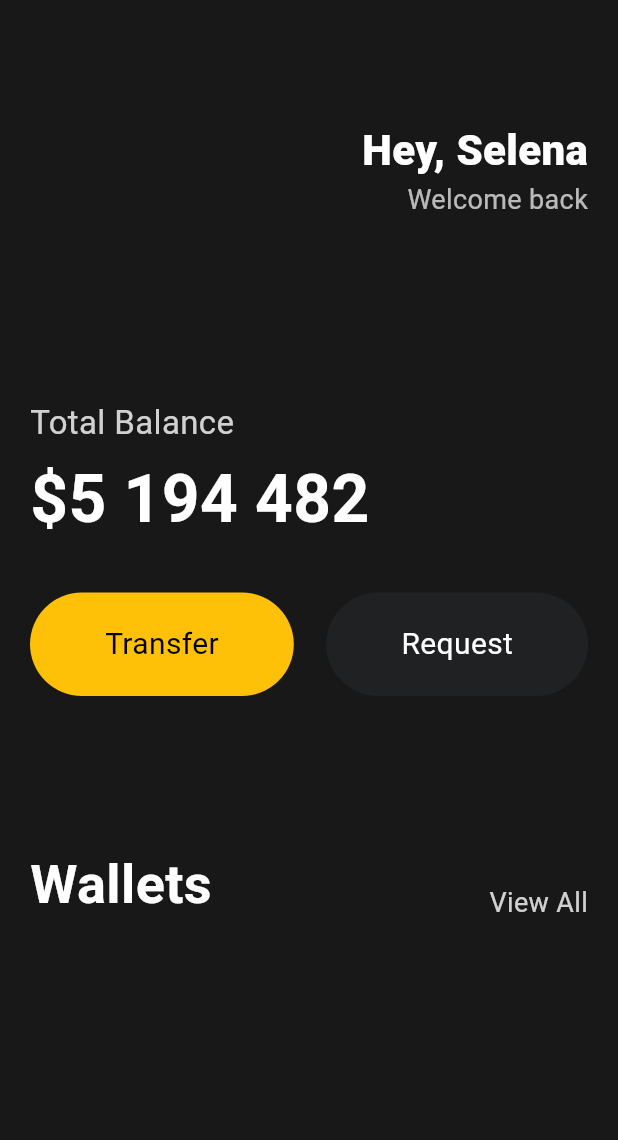
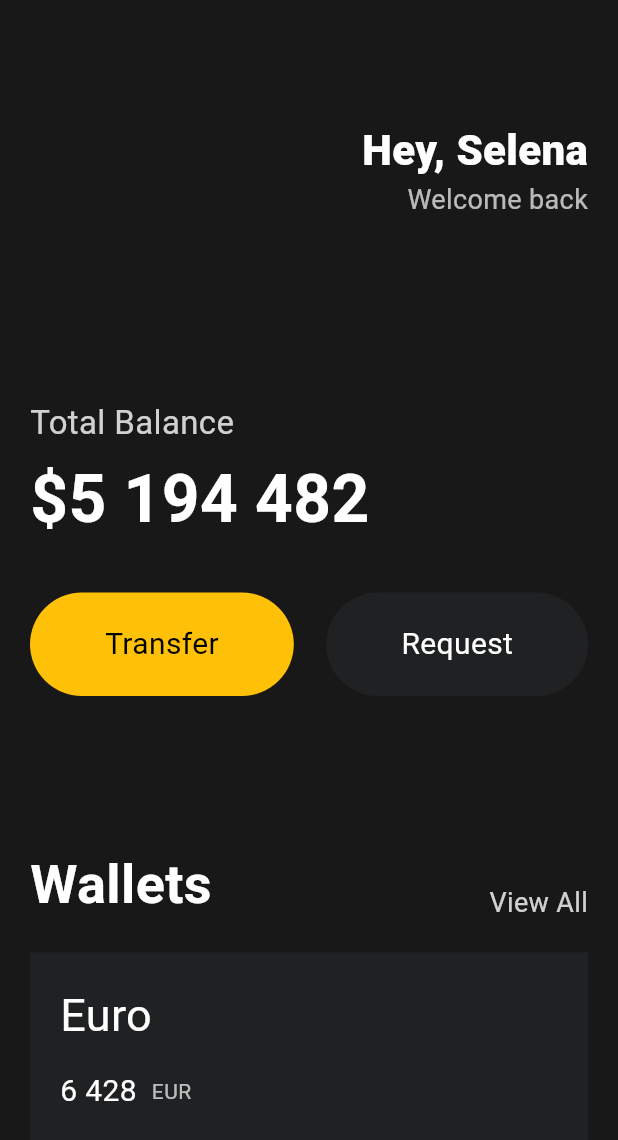
Before and after one commit to zeriong/flutter-intro, a Flutter app: the screen it shows after launch, on a phone screen of 412 x 824 dp. Shown: the top 1140 px of the screen. Run offline on Flutter 3.47's test engine with Material 3 defaults, Android fonts, the phone set to English and light mode, and no system bars.

Commit message:
카드 폼 추가

```diff
--- a/lib/main.dart
+++ b/lib/main.dart
@@ -117,10 +117,12 @@ class App extends StatelessWidget {
                 ],
               ),
 
+              // 박스를 추가하여 간격을 만듦
               const SizedBox(
                 height: 100,
               ),
 
+              // Wallets / View All Row
               Row(
                 mainAxisAlignment: MainAxisAlignment.spaceBetween,
                 crossAxisAlignment: CrossAxisAlignment.end,
@@ -138,6 +140,58 @@ class App extends StatelessWidget {
                         color: Colors.white.withOpacity(0.8), fontSize: 18),
                   ),
                 ],
+              ),
+
+              // 박스를 추가하여 간격을 만듦
+              const SizedBox(
+                height: 20,
+              ),
+
+              Container(
+                decoration: BoxDecoration(color: Color(0xFF1F2123)),
+                child: Padding(
+                  padding: EdgeInsets.symmetric(vertical: 20, horizontal: 20),
+                  child: Row(
+                    children: [
+                      Column(
+                        crossAxisAlignment: CrossAxisAlignment.start,
+                        children: [
+                          Text(
+                            "Euro",
+                            style: TextStyle(
+                              color: Colors.white,
+                              fontSize: 30,
+                              fontWeight: FontWeight.w400,
+                            ),
+                          ),
+                          SizedBox(
+                            height: 15,
+                          ),
+                          Row(
+                            children: [
+                              Text(
+                                "6 428",
+                                style: TextStyle(
+                                  color: Colors.white,
+                                  fontSize: 20,
+                                ),
+                              ),
+                              SizedBox(
+                                width: 10,
+                              ),
+                              Text(
+                                "EUR",
+                                style: TextStyle(
+                                  color: Colors.white.withOpacity(0.7),
+                                ),
+                              )
+                            ],
+                          )
+                        ],
+                      )
+                    ],
+                  ),
+                ),
               )
             ],
           ),
```
